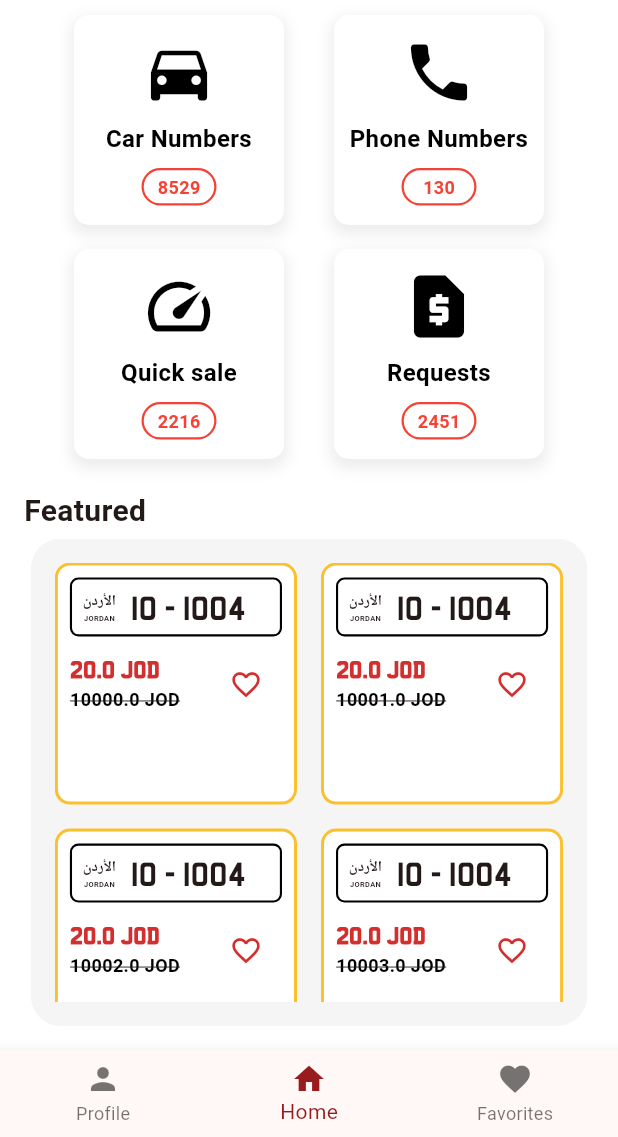
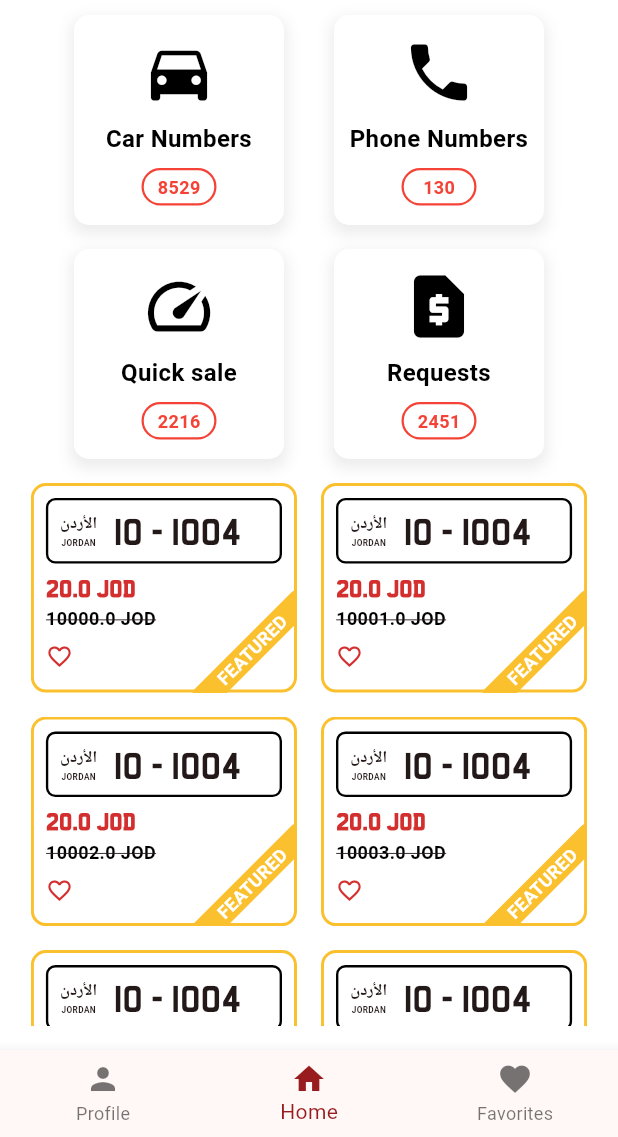
Before and after one commit to jo-plate/joplate-mobile-app, a Flutter app: the screen it shows after launch, on a phone screen of 412 x 824 dp, the part 99-1236 px from its top. Run offline on Flutter 3.47's test engine with Material 3 defaults, Android fonts, the phone set to English and light mode, and no system bars; drawn by our look-alikes of carousel_slider; our stand-ins replace auto_route, cloud_firestore, firebase_auth, firebase_core, flutter_bloc, freezed_annotation and 3 more; accounts and stored records are empty.

Commit message:
finish plate listing icon

```diff
--- a/lib/presentation/routes/pages/home_page/home_tab/homescreen.dart
+++ b/lib/presentation/routes/pages/home_page/home_tab/homescreen.dart
@@ -2,7 +2,6 @@ import 'package:carousel_slider/carousel_slider.dart';
 import 'package:flutter/material.dart';
 import 'package:auto_route/auto_route.dart';
 import 'package:joplate/domain/entities/listing.dart';
-import 'package:joplate/domain/entities/plate_number.dart';
 import 'ui/logo_section.dart';
 import 'ui/category_section.dart';
 import 'ui/plates_listing_grid.dart';
@@ -38,10 +37,10 @@ class HomePage extends StatelessWidget {
                 ),
               ),
             ),
-            const Padding(
-              padding: EdgeInsets.symmetric(horizontal: 16.0, vertical: 4),
-              child: Text('Featured', style: TextStyle(fontSize: 20, fontWeight: FontWeight.bold)),
-            ),
+            // const Padding(
+            //   padding: EdgeInsets.symmetric(horizontal: 16.0, vertical: 4),
+            //   child: Text('Featured', style: TextStyle(fontSize: 20, fontWeight: FontWeight.bold)),
+            // ),
             Expanded(
               flex: 4,
               child: CarouselSlider(
--- a/lib/presentation/routes/pages/home_page/home_tab/ui/plates_listing_grid.dart
+++ b/lib/presentation/routes/pages/home_page/home_tab/ui/plates_listing_grid.dart
@@ -11,13 +11,7 @@ class PlatesListingsGrid extends StatelessWidget {
 
   @override
   Widget build(BuildContext context) {
-    return Container(
-      padding: const EdgeInsets.symmetric(horizontal: 16.0, vertical: 16.0),
-      decoration: BoxDecoration(
-        color: Colors.grey.shade100,
-        borderRadius: const BorderRadius.vertical(top: Radius.circular(20), bottom: Radius.circular(20)),
-      ),
-      child: Center(
+    return Center(
       child: GridView.builder(
         shrinkWrap: true,
         physics: const NeverScrollableScrollPhysics(),
@@ -26,7 +20,7 @@ class PlatesListingsGrid extends StatelessWidget {
           crossAxisCount: 2,
           crossAxisSpacing: 16,
           mainAxisSpacing: 16,
-            childAspectRatio: 1,
+          childAspectRatio: 1.27,
         ),
         itemBuilder: (context, index) {
           return PlateNumberListingWidget(
@@ -35,7 +29,6 @@ class PlatesListingsGrid extends StatelessWidget {
           );
         },
       ),
-      ),
     );
   }
 }
--- a/lib/presentation/widgets/app_bar.dart/plate_number_listing_widget.dart
+++ b/lib/presentation/widgets/app_bar.dart/plate_number_listing_widget.dart
@@ -7,45 +7,86 @@ class PlateNumberListingWidget extends StatelessWidget {
   final Listing<PlateNumber> item;
   final PlateShape shape;
   final bool isFeatured;
-  const PlateNumberListingWidget(
-      {super.key, required this.item, this.shape = PlateShape.horizontal, this.isFeatured = false});
+
+  const PlateNumberListingWidget({
+    super.key,
+    required this.item,
+    this.shape = PlateShape.horizontal,
+    this.isFeatured = false,
+  });
 
   bool get isVertical => shape == PlateShape.vertical;
   bool get isHorizontal => shape == PlateShape.horizontal;
 
   @override
   Widget build(BuildContext context) {
-    return Container(
+    return AspectRatio(
+      aspectRatio: 1.2,
+      child: Stack(
+        clipBehavior: Clip.hardEdge,
+        children: [
+          Container(
             decoration: BoxDecoration(
               border: Border.all(color: Colors.yellow[700]!, width: 2),
               color: Colors.white,
               borderRadius: BorderRadius.circular(10),
             ),
-        child: Padding(
+            child: Column(
+              crossAxisAlignment: CrossAxisAlignment.stretch,
+              children: [
+                Padding(
                   padding: const EdgeInsets.all(8.0),
                   child: Column(
-            crossAxisAlignment: CrossAxisAlignment.stretch,
+                    crossAxisAlignment: CrossAxisAlignment.start,
                     children: [
                       PlateNumberWidget(
                         plate: item.data,
                         shape: shape,
                       ),
                       const SizedBox(height: 8),
-              Row(
-                children: [
                       _buildPriceLabel(),
-                  const Spacer(),
+                      const SizedBox(height: 8),
                       _buildFavoriteIcon(),
                     ],
                   ),
+                ),
               ],
             ),
-        ));
+          ),
+          // if (isFeatured)
+          _buildFeaturedRibbon(),
+        ],
+      ),
+    );
   }
 
-// show price normally
-// if there's a discount, normal price should be strikethrough
-// show discounted price and normal price next to each other, with normal price strikethrough and smaller font size
+  Widget _buildFeaturedRibbon() {
+    return Positioned(
+      bottom: 20,
+      right: -20,
+      child: Transform.rotate(
+        angle: -0.7854, // -45 degrees in radians
+        child: Container(
+          width: 100,
+          // height: 30,
+          alignment: Alignment.center,
+          decoration: BoxDecoration(
+            color: Colors.yellow[700],
+            borderRadius: BorderRadius.circular(4),
+          ),
+          child: const Text(
+            'FEATURED',
+            style: TextStyle(
+              color: Colors.white,
+              fontWeight: FontWeight.bold,
+              fontSize: 12,
+            ),
+          ),
+        ),
+      ),
+    );
+  }
+
   Widget _buildPriceLabel() {
     if (item.price == null) {
       return Text(
@@ -69,77 +110,42 @@ class PlateNumberListingWidget extends StatelessWidget {
       );
     }
     return Column(
-      mainAxisAlignment: MainAxisAlignment.start,
       crossAxisAlignment: CrossAxisAlignment.start,
       children: [
         Text(
-          '${item.discountPrice} JOD ',
+          '${item.discountPrice} JOD',
           style: TextStyle(
             fontSize: 14,
             fontFamily: 'Mandatory',
             fontWeight: FontWeight.w700,
             color: Colors.red[700],
           ),
+          maxLines: 1,
         ),
         Text(
           '${item.price} JOD',
           style: const TextStyle(
             fontSize: 12,
-            // fontFamily: 'Mandatory',
             fontWeight: FontWeight.w600,
             decoration: TextDecoration.lineThrough,
             decorationStyle: TextDecorationStyle.solid,
             color: Colors.black,
           ),
+          overflow: TextOverflow.ellipsis,
+          maxLines: 1,
         ),
       ],
     );
   }
 
-  //build heart icon to add to favorites
   Widget _buildFavoriteIcon() {
-    return Align(
-      alignment: Alignment.topRight,
-      child: IconButton(
-        icon: Icon(
+    return GestureDetector(
+      child: Icon(
         Icons.favorite_border,
         color: Colors.red[700],
-          size: 22,
+        size: 18,
       ),
-        onPressed: () {},
-      ),
+      onTap: () {},
     );
   }
 }
-
-class PriceLabel extends StatelessWidget {
-  const PriceLabel({
-    super.key,
-    required this.price,
-    this.currency = 'JOD',
-    this.isDiscounted = false,
-  });
-
-  final double price;
-  final String currency;
-  final bool isDiscounted;
-
-  @override
-  Widget build(BuildContext context) {
-    return Row(
-      mainAxisAlignment: MainAxisAlignment.spaceBetween,
-      children: [
-        Text(
-          '$currency $price',
-          style: TextStyle(
-            fontSize: isDiscounted ? 14 : 16,
-            fontFamily: 'Mandatory',
-            fontWeight: FontWeight.w600,
-            color: isDiscounted ? Colors.red[700] : Colors.black,
-            decoration: isDiscounted ? TextDecoration.lineThrough : TextDecoration.none,
-          ),
-        ),
-      ],
-    );
-  }
-}
```
Lines whose indentation alone changed are shown as unchanged.
